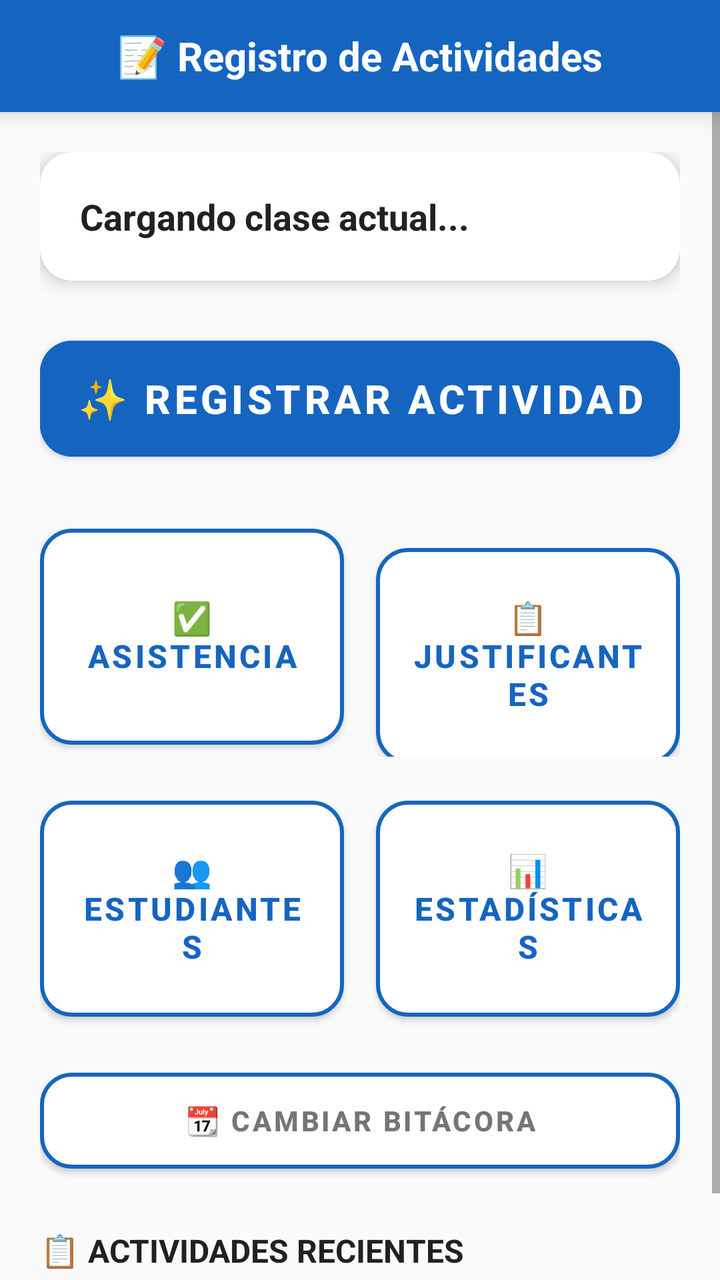
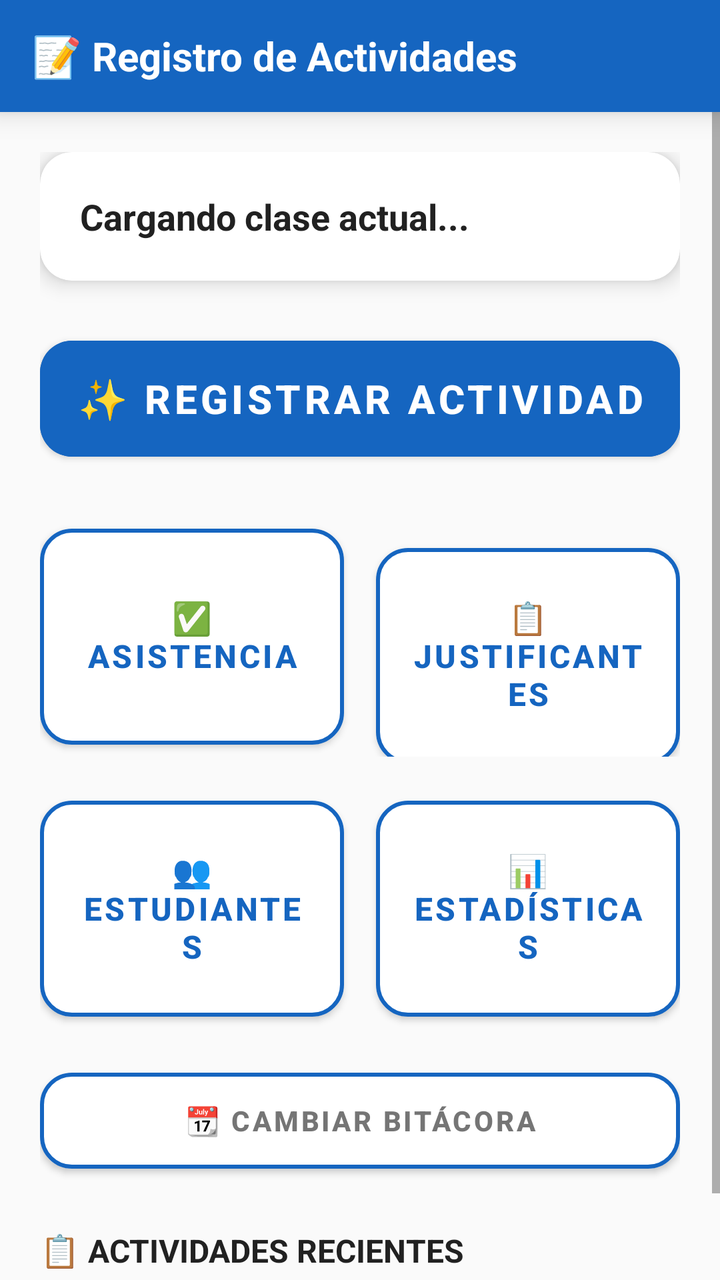

Screens rendered from an Android XML layout before and after an edit, with the pre-edit source and the edit as a unified diff.
<!-- AndroidManifest.xml: application theme Theme.ControlActividades -->
<!-- res/layout/activity_docente_home.xml -->
<?xml version="1.0" encoding="utf-8"?>
<LinearLayout xmlns:android="http://schemas.android.com/apk/res/android"
    xmlns:app="http://schemas.android.com/apk/res-auto"
    android:orientation="vertical"
    android:layout_width="match_parent"
    android:layout_height="match_parent"
    android:background="@color/background_light"
    android:fitsSystemWindows="true">

    
    <androidx.appcompat.widget.Toolbar
        android:id="@+id/toolbar"
        android:layout_width="match_parent"
        android:layout_height="?attr/actionBarSize"
        android:background="@color/primary_blue"
        android:elevation="8dp">

        <TextView
            android:id="@+id/toolbar_title"
            android:layout_width="wrap_content"
            android:layout_height="wrap_content"
            android:text="📝 Registro de Actividades"
            android:textSize="20sp"
            android:textStyle="bold"
            android:textColor="@android:color/white"
            android:layout_gravity="center"/>
    </androidx.appcompat.widget.Toolbar>

    <ScrollView
        android:layout_width="match_parent"
        android:layout_height="match_parent"
        android:fillViewport="true">

        <LinearLayout
            android:orientation="vertical"
            android:layout_width="match_parent"
            android:layout_height="wrap_content"
            android:padding="20dp">

            
            <androidx.cardview.widget.CardView
                android:layout_width="match_parent"
                android:layout_height="wrap_content"
                app:cardCornerRadius="16dp"
                app:cardElevation="6dp"
                android:layout_marginBottom="24dp"
                android:backgroundTint="@android:color/white">

                <LinearLayout
                    android:orientation="vertical"
                    android:padding="20dp"
                    android:layout_width="match_parent"
                    android:layout_height="wrap_content">

                    <TextView
                        android:id="@+id/tvInfoClase"
                        android:layout_width="wrap_content"
                        android:layout_height="wrap_content"
                        android:text="Cargando clase actual..."
                        android:textSize="18sp"
                        android:textStyle="bold"
                        android:textColor="@color/text_primary"/>

                    <TextView
                        android:id="@+id/tvObservaciones"
                        android:layout_width="wrap_content"
                        android:layout_height="wrap_content"
                        android:layout_marginTop="12dp"
                        android:paddingHorizontal="12dp"
                        android:paddingVertical="6dp"
                        android:background="@drawable/bg_observaciones"
                        android:textColor="@android:color/white"
                        android:textStyle="bold"
                        android:textSize="14sp"
                        android:visibility="gone" />
                </LinearLayout>
            </androidx.cardview.widget.CardView>

            
            <com.google.android.material.button.MaterialButton
                android:id="@+id/btnRegistrarActividad"
                android:layout_width="match_parent"
                android:layout_height="70dp"
                android:text="✨ REGISTRAR ACTIVIDAD"
                android:textSize="20sp"
                android:textStyle="bold"
                android:textColor="@android:color/white"
                android:backgroundTint="@color/primary_blue"
                android:elevation="8dp"
                android:layout_marginBottom="24dp"
                android:textAllCaps="false"
                app:cornerRadius="16dp"/>

            
            <LinearLayout
                android:layout_width="match_parent"
                android:layout_height="wrap_content"
                android:orientation="horizontal"
                android:weightSum="2"
                android:layout_marginBottom="16dp">

                <com.google.android.material.button.MaterialButton
                    android:id="@+id/btnRegistrarAsistencia"
                    android:layout_width="0dp"
                    android:layout_height="120dp"
                    android:layout_weight="1"
                    android:text="✅\nAsistencia"
                    android:textSize="16sp"
                    android:textColor="@color/primary_blue"
                    android:textStyle="bold"
                    android:layout_marginEnd="8dp"
                    android:backgroundTint="@android:color/white"
                    app:strokeColor="@color/primary_blue"
                    app:strokeWidth="2dp"
                    app:cornerRadius="16dp"/>

                <com.google.android.material.button.MaterialButton
                    android:id="@+id/btnRegistrarJustificante"
                    android:layout_width="0dp"
                    android:layout_height="120dp"
                    android:layout_weight="1"
                    android:text="📋\nJustificantes"
                    android:textSize="16sp"
                    android:textColor="@color/primary_blue"
                    android:textStyle="bold"
                    android:layout_marginStart="8dp"
                    android:backgroundTint="@android:color/white"
                    app:strokeColor="@color/primary_blue"
                    app:strokeWidth="2dp"
                    app:cornerRadius="16dp"/>
            </LinearLayout>

            
            <LinearLayout
                android:layout_width="match_parent"
                android:layout_height="wrap_content"
                android:orientation="horizontal"
                android:weightSum="2"
                android:layout_marginBottom="16dp">

                <com.google.android.material.button.MaterialButton
                    android:id="@+id/btnVerLista"
                    android:layout_width="0dp"
                    android:layout_height="120dp"
                    android:layout_weight="1"
                    android:text="👥\nEstudiantes"
                    android:textSize="16sp"
                    android:textColor="@color/primary_blue"
                    android:textStyle="bold"
                    android:layout_marginEnd="8dp"
                    android:backgroundTint="@android:color/white"
                    app:strokeColor="@color/primary_blue"
                    app:strokeWidth="2dp"
                    app:cornerRadius="16dp"/>

                <com.google.android.material.button.MaterialButton
                    android:id="@+id/btnVerEstadisticas"
                    android:layout_width="0dp"
                    android:layout_height="120dp"
                    android:layout_weight="1"
                    android:text="📊\nEstadísticas"
                    android:textSize="16sp"
                    android:textColor="@color/primary_blue"
                    android:textStyle="bold"
                    android:layout_marginStart="8dp"
                    android:backgroundTint="@android:color/white"
                    app:strokeColor="@color/primary_blue"
                    app:strokeWidth="2dp"
                    app:cornerRadius="16dp"/>
            </LinearLayout>

            
            <com.google.android.material.button.MaterialButton
                android:id="@+id/btnBitacora"
                android:layout_width="match_parent"
                android:layout_height="60dp"
                android:text="📆 Cambiar Bitácora"
                android:textColor="@color/text_secondary"
                android:textStyle="bold"
                android:backgroundTint="@android:color/white"
                app:strokeColor="@color/primary_blue"
                app:strokeWidth="2dp"
                app:cornerRadius="16dp"
                android:layout_marginBottom="24dp"/>

            
            <TextView
                android:layout_width="match_parent"
                android:layout_height="wrap_content"
                android:text="📋 ACTIVIDADES RECIENTES"
                android:textSize="16sp"
                android:textStyle="bold"
                android:textColor="@color/text_primary"
                android:layout_marginBottom="12dp"/>

            <TextView
                android:id="@+id/tvActividadesRecientes"
                android:layout_width="match_parent"
                android:layout_height="wrap_content"
                android:text="No hay actividades registradas hoy"
                android:textColor="@color/text_secondary"
                android:textStyle="italic"/>

        </LinearLayout>
    </ScrollView>
</LinearLayout>
<!-- resources referenced by this layout -->
<resources>
  <color name="background_light">#FAFAFA</color>
  <color name="primary_blue">#1565C0</color>
  <color name="text_primary">#212121</color>
  <color name="text_secondary">#757575</color>
  <!-- drawable bg_observaciones (drawable) -->
  <?xml version="1.0" encoding="utf-8"?>
  <shape xmlns:android="http://schemas.android.com/apk/res/android">
      <solid android:color="#D32F2F" />
      <corners android:radius="8dp" />
  </shape>
  <style name="Theme.ControlActividades" parent="Theme.MaterialComponents.Light.NoActionBar">
          <item name="colorPrimary">@color/colorPrimary</item>
          <item name="colorPrimaryDark">@color/colorPrimaryDark</item>
          <item name="colorAccent">@color/colorAccent</item>
          <item name="android:windowBackground">@color/colorBackground</item>
          <item name="android:fitsSystemWindows">true</item>
      </style>
  <color name="colorPrimary">#1565C0</color>
  <color name="colorPrimaryDark">#0D47A1</color>
  <color name="colorAccent">#2196F3</color>
  <color name="colorBackground">@color/background_light</color>
</resources>

<!-- the commit's change to res/layout/activity_docente_home.xml (unified diff, before → after) -->
@@ -7,13 +7,16 @@
     android:background="@color/background_light"
     android:fitsSystemWindows="true">
 
+
     
     <androidx.appcompat.widget.Toolbar
         android:id="@+id/toolbar"
         android:layout_width="match_parent"
         android:layout_height="?attr/actionBarSize"
         android:background="@color/primary_blue"
-        android:elevation="8dp">
+        android:elevation="8dp"
+        android:theme="@style/ThemeOverlay.AppCompat.Dark.ActionBar"
+        app:popupTheme="@style/ThemeOverlay.AppCompat.Light">
 
         <TextView
             android:id="@+id/toolbar_title"
@@ -23,7 +26,7 @@
             android:textSize="20sp"
             android:textStyle="bold"
             android:textColor="@android:color/white"
-            android:layout_gravity="center"/>
+            android:layout_gravity="start"/>
     </androidx.appcompat.widget.Toolbar>
 
     <ScrollView
